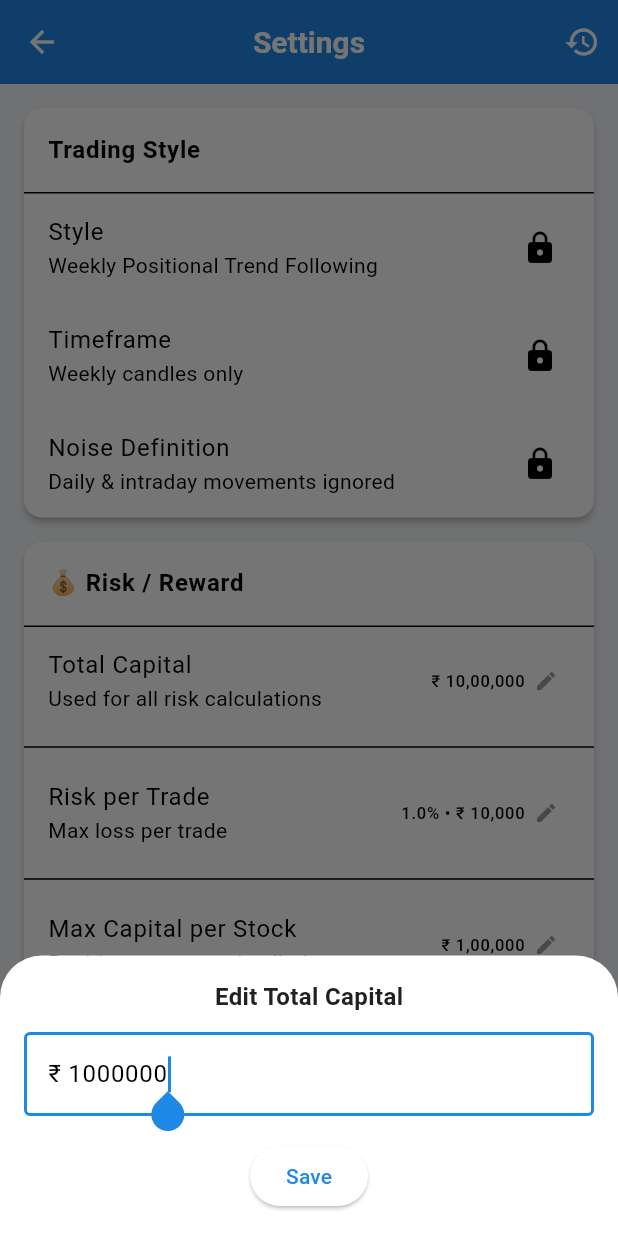
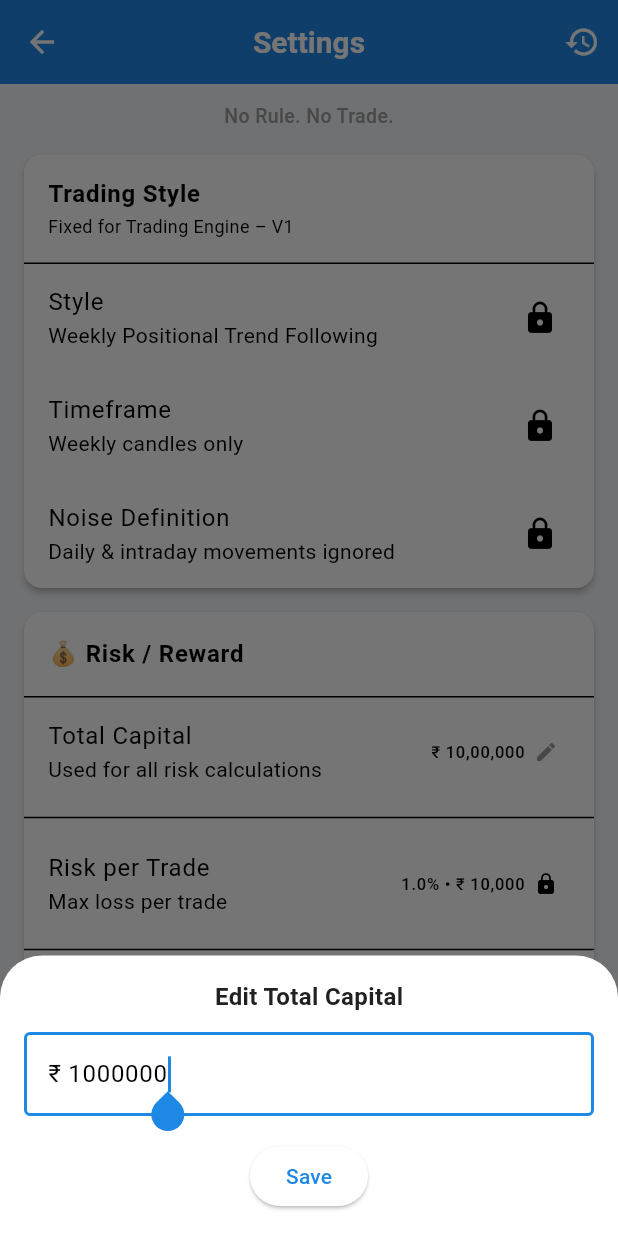
Before and after one commit to AjayM17/tradedesk, a Flutter app: the SettingsScreen screen opened directly, after a tap on "Total Capital", on a phone screen of 412 x 824 dp. Run offline on Flutter 3.47's test engine with Material 3 defaults, Android fonts, the phone set to English and light mode, and no system bars; our stand-ins replace cloud_firestore, firebase_core, shared_preferences; accounts and stored records are empty.

Commit message:
Setting update

```diff
--- a/lib/features/settings/presentation/screens/settings_screen.dart
+++ b/lib/features/settings/presentation/screens/settings_screen.dart
@@ -28,6 +28,21 @@ class SettingsScreen extends StatelessWidget {
       body: ListView(
         padding: const EdgeInsets.all(12),
         children: const [
+          // 🔒 TAGLINE (SUBTLE, ONCE)
+          Padding(
+            padding: EdgeInsets.only(bottom: 12),
+            child: Center(
+              child: Text(
+                'No Rule. No Trade.',
+                style: TextStyle(
+                  fontSize: 13,
+                  fontWeight: FontWeight.w500,
+                  color: Colors.grey,
+                ),
+              ),
+            ),
+          ),
+
           TradingStyleCard(),
           SizedBox(height: 8),
 
@@ -43,7 +58,7 @@ class SettingsScreen extends StatelessWidget {
           PartialProfitCard(),
           SizedBox(height: 8),
 
-          AddOnRulesCard(),
+          // AddOnRulesCard(), // V1: intentionally disabled
           SizedBox(height: 8),
 
           FinalExitRulesCard(),
@@ -56,7 +71,6 @@ class SettingsScreen extends StatelessWidget {
   // Reset Confirmation
   // ---------------------------
   void _confirmReset(BuildContext context) async {
-  // ✅ Capture dependencies BEFORE async gap
     final settings = context.read<SettingsState>();
     final messenger = ScaffoldMessenger.of(context);
 
@@ -92,5 +106,4 @@ void _confirmReset(BuildContext context) async {
       );
     }
   }
-
 }
--- a/lib/features/settings/presentation/widgets/final_exit_rules_card.dart
+++ b/lib/features/settings/presentation/widgets/final_exit_rules_card.dart
@@ -16,20 +16,23 @@ class FinalExitRulesCard extends StatelessWidget {
           ),
           Divider(height: 1),
 
+          // V1: Exit level definition (fixed)
           ListTile(
             title: Text(
-              'Exit Level = min(Previous Week Low, 20 EMA)',
+              'Exit Level = min(Previous Week Low, Weekly 20 EMA)',
             ),
             trailing: Icon(Icons.lock),
           ),
 
+          // V1: Exit condition (weekly close only)
           ListTile(
             title: Text(
-              'Exit if weekly candle closes below Exit Level',
+              'Exit ONLY if weekly candle CLOSES below Exit Level',
             ),
             trailing: Icon(Icons.lock),
           ),
 
+          // V1: Hard restriction
           ListTile(
             title: Text('No Intraday Exit'),
             trailing: Icon(Icons.block, color: Colors.red),
--- a/lib/features/settings/presentation/widgets/partial_profit_card.dart
+++ b/lib/features/settings/presentation/widgets/partial_profit_card.dart
@@ -7,27 +7,35 @@ class PartialProfitCard extends StatelessWidget {
   Widget build(BuildContext context) {
     return Card(
       child: Column(
-        children: [
-          const ListTile(
+        children: const [
+          ListTile(
             title: Text(
               'Partial Profit Rules',
               style: TextStyle(fontWeight: FontWeight.bold),
             ),
           ),
-          const Divider(height: 1),
-          const ListTile(
-            title: Text('Mandatory Partial at 1R'),
-            subtitle: Text('Required before add-on'),
-            trailing: Icon(Icons.check_circle, color: Colors.green),
+          Divider(height: 1),
+
+          // V1: Partial profit is allowed but NOT mandatory
+          ListTile(
+            title: Text('Partial Profit at 1R'),
+            subtitle: Text('Optional'),
+            trailing: Icon(Icons.lock),
           ),
+
+          // V1: Fixed reference value (display only)
           ListTile(
-            title: const Text('1R Profit %'),
-            subtitle: const Text('Allowed: 25–30%'),
-            trailing: const Text('25%'),
-            onTap: () {},
+            title: Text('1R Profit %'),
+            trailing: Text(
+              '25%',
+              style: TextStyle(fontWeight: FontWeight.w500),
+            ),
           ),
-          const ListTile(
-            title: Text('SL moves to Breakeven after 1R'),
+
+          // V1: SL movement is optional, not automatic
+          ListTile(
+            title: Text('SL may be moved to Breakeven after 1R'),
+            subtitle: Text('Optional'),
             trailing: Icon(Icons.lock),
           ),
         ],
--- a/lib/features/settings/presentation/widgets/risk_reward_section.dart
+++ b/lib/features/settings/presentation/widgets/risk_reward_section.dart
@@ -54,13 +54,37 @@ class RiskRewardSection extends StatelessWidget {
           const Divider(),
 
           // ---------------- Risk per Trade ----------------
+          // V1: Risk per trade is FIXED and not editable
           ListTile(
             title: const Text('Risk per Trade'),
             subtitle: const Text('Max loss per trade'),
-            trailing: _editableTrailing(
-              '$riskPercent% • ${indianCurrencyFormat.format(riskAmount)}',
+            trailing: Row(
+              mainAxisSize: MainAxisSize.min,
+              children: [
+                Text(
+                  '$riskPercent% • ${indianCurrencyFormat.format(riskAmount)}',
+                ),
+                const SizedBox(width: 6),
+                const Icon(Icons.lock, size: 16),
+              ],
             ),
-            onTap: () => _editRiskPercent(context, riskPercent),
+            // onTap intentionally disabled in V1
+          ),
+
+          const Divider(),
+
+          // ---------------- Max Portfolio Risk ----------------
+          // V1: Portfolio risk cap is a SYSTEM RULE
+          const ListTile(
+            title: Text('Max Portfolio Risk'),
+            trailing: Row(
+              mainAxisSize: MainAxisSize.min,
+              children: [
+                Text('6%'),
+                SizedBox(width: 6),
+                Icon(Icons.lock, size: 16),
+              ],
+            ),
           ),
 
           const Divider(),
@@ -169,42 +193,10 @@ class RiskRewardSection extends StatelessWidget {
   }
 
   // =========================================================
-  // Edit Risk %
+  // Edit Risk % (KEPT FOR V2, NOT USED IN V1)
   // =========================================================
   void _editRiskPercent(BuildContext context, double current) {
-    const options = [minRiskPercent, 0.5, 1.0, 1.5, maxRiskPercent];
-
-    showModalBottomSheet(
-      context: context,
-      builder: (sheetContext) {
-        return Padding(
-          padding: const EdgeInsets.all(16),
-          child: Column(
-            mainAxisSize: MainAxisSize.min,
-            children: [
-              const Text(
-                'Select Risk per Trade',
-                style: TextStyle(fontWeight: FontWeight.bold, fontSize: 16),
-              ),
-              const SizedBox(height: 12),
-              ...options.map(
-                (v) => ListTile(
-                  title: Text('$v%'),
-                  trailing: current == v
-                      ? const Icon(Icons.check, color: Colors.green)
-                      : null,
-                  onTap: () {
-                    final settings = sheetContext.read<SettingsState>();
-                    Navigator.pop(sheetContext);
-                    settings.updateRiskPerTradePercent(v);
-                  },
-                ),
-              ),
-            ],
-          ),
-        );
-      },
-    );
+    // intentionally unused in V1
   }
 
   // =========================================================
--- a/lib/features/settings/presentation/widgets/stop_loss_rules_card.dart
+++ b/lib/features/settings/presentation/widgets/stop_loss_rules_card.dart
@@ -15,18 +15,23 @@ class StopLossRulesCard extends StatelessWidget {
             ),
           ),
           Divider(height: 1),
+
           ListTile(
             title: Text('SL at Weekly Structure Low'),
             trailing: Icon(Icons.lock),
           ),
+
           ListTile(
             title: Text('Never widen Stop-Loss'),
             trailing: Icon(Icons.block, color: Colors.red),
           ),
+
+          // V1: SL tightening is optional, not trailing
           ListTile(
-            title: Text('Trail only using Weekly Structure'),
+            title: Text('SL may be tightened using Weekly Structure'),
             trailing: Icon(Icons.lock),
           ),
+
           ListTile(
             title: Text('No Intraday SL changes'),
             trailing: Icon(Icons.lock),
--- a/lib/features/settings/presentation/widgets/trading_style_card.dart
+++ b/lib/features/settings/presentation/widgets/trading_style_card.dart
@@ -12,6 +12,10 @@ class TradingStyleCard extends StatelessWidget {
             title: Text(
               'Trading Style',
               style: TextStyle(fontWeight: FontWeight.bold),
+            ),
+            subtitle: Text(
+              'Fixed for Trading Engine – V1',
+              style: TextStyle(fontSize: 12),
             ),
           ),
           Divider(height: 1),
```
Lines whose indentation alone changed are shown as unchanged.
